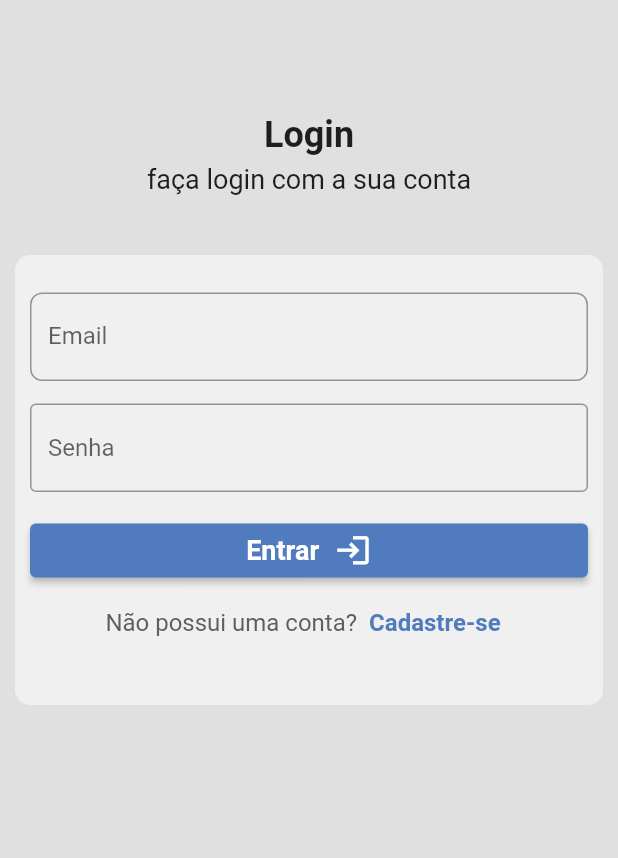
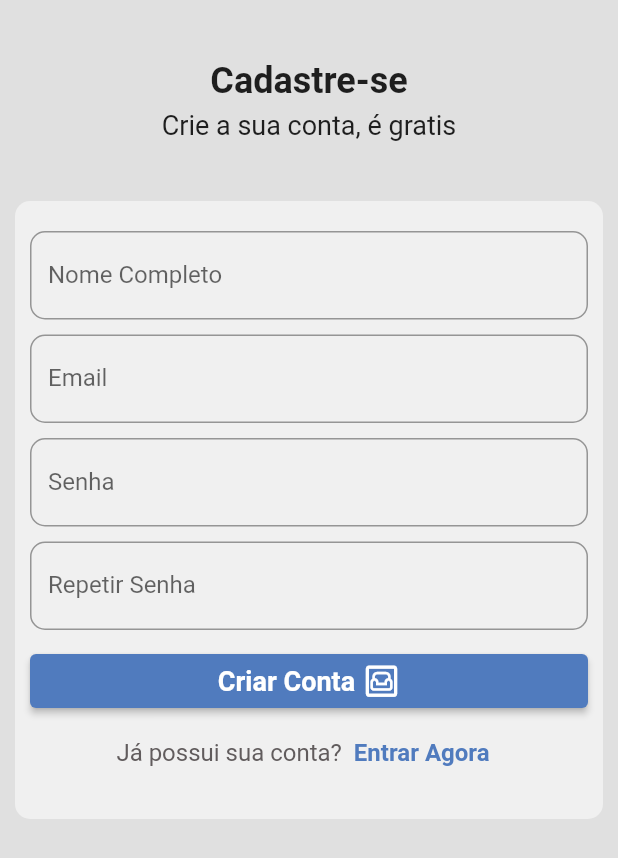
Before and after one commit to manish182003/focus-fitness, a Flutter app: the screen it shows after launch, on a phone screen of 412 x 824 dp. Shown: the top 858 px of the screen. Run offline on Flutter 3.47's test engine with Material 2 defaults, Android fonts, the phone set to English and light mode, and no system bars.

Commit message:
#1 signup page

```diff
--- a/lib/main.dart
+++ b/lib/main.dart
@@ -1,6 +1,8 @@
 import 'package:flutter/material.dart';
 import 'package:focus_fitness/screens/auth/login_page.dart';
+import 'package:focus_fitness/screens/auth/register_page.dart';
 import 'package:focus_fitness/utils/app_colors.dart';
+import 'package:focus_fitness/utils/app_routes.dart';
 
 void main() {
   runApp(const MyApp());
@@ -25,7 +27,12 @@ class MyApp extends StatelessWidget {
         ),
         scaffoldBackgroundColor: AppColors.primary
       ),
-      home: const LoginPage(),
+      home: const RegisterPage(),
+      routes: {
+        AppRoutes.login:(context) => const LoginPage(),
+        AppRoutes.register:(context) => const RegisterPage()
+
+      },
       debugShowCheckedModeBanner: false,
     );
   }
--- a/lib/screens/auth/login_page.dart
+++ b/lib/screens/auth/login_page.dart
@@ -1,5 +1,6 @@
 import 'package:flutter/material.dart';
 import 'package:focus_fitness/utils/app_colors.dart';
+import 'package:focus_fitness/utils/app_routes.dart';
 import 'package:focus_fitness/widgets/auth_text_form_field.dart';
 
 class LoginPage extends StatefulWidget {
@@ -52,7 +53,8 @@ class _LoginPageState extends State<LoginPage> {
           Container(
             width: 400,
             height: 300,
-            margin: const EdgeInsets.only(top: 20, bottom: 20, left: 10, right: 10),
+            margin:
+                const EdgeInsets.only(top: 20, bottom: 20, left: 10, right: 10),
             // color: AppColors.subtitle,
             decoration: BoxDecoration(
                 color: const Color(0xffffffff).withOpacity(0.5),
@@ -68,19 +70,15 @@ class _LoginPageState extends State<LoginPage> {
                     label: 'Email',
                     hintText: 'Digite o seu endereço de email',
                     keyboardType: TextInputType.emailAddress,
-                    validator: (value) {
-
-                    },
-
+                    validator: (value) {},
                   ),
                   const SizedBox(
                     height: 15,
                   ),
-                  TextFormField(
-                    decoration: const InputDecoration(
-                      border: OutlineInputBorder(),
-                      hintText: "Senha",
-                    ),
+                  AuthTextFormField(
+                    label: "Senha",
+                    hintText: "Digite a senha",
+                    validator: (value) {},
                   ),
                   const SizedBox(
                     height: 15,
@@ -92,9 +90,18 @@ class _LoginPageState extends State<LoginPage> {
                     child: Row(
                       mainAxisAlignment: MainAxisAlignment.center,
                       children: [
-                        const Text("Entrar", style: TextStyle(fontSize: 18, fontWeight: FontWeight.bold),),
-                        const SizedBox(width: 10,),
-                        const Icon(Icons.login, size: 25,),
+                        const Text(
+                          "Entrar",
+                          style: TextStyle(
+                              fontSize: 18, fontWeight: FontWeight.bold),
+                        ),
+                        const SizedBox(
+                          width: 10,
+                        ),
+                        const Icon(
+                          Icons.login,
+                          size: 25,
+                        ),
                       ],
                     ),
                   ),
@@ -109,7 +116,9 @@ class _LoginPageState extends State<LoginPage> {
                             fontWeight: FontWeight.normal),
                       ),
                       TextButton(
-                        onPressed: () {},
+                        onPressed: () {
+                          Navigator.of(context).pushNamed(AppRoutes.register, );
+                        },
                         child: const Text(
                           'Cadastre-se',
                           style: TextStyle(
--- /dev/null
+++ b/lib/screens/auth/register_page.dart
@@ -0,0 +1,145 @@
+import 'package:flutter/material.dart';
+import 'package:focus_fitness/utils/app_colors.dart';
+import 'package:focus_fitness/utils/app_routes.dart';
+import 'package:focus_fitness/widgets/auth_text_form_field.dart';
+
+class RegisterPage extends StatefulWidget {
+  const RegisterPage({super.key});
+
+  @override
+  State<RegisterPage> createState() => _RegisterPageState();
+}
+
+class _RegisterPageState extends State<RegisterPage> {
+  @override
+  Widget build(BuildContext context) {
+    return Scaffold(
+      body: SafeArea(
+        child: Column(
+          children: [
+            Container(
+              alignment: Alignment.center,
+              padding: const EdgeInsets.all(20),
+              child: Column(
+                // ignore: prefer_const_literals_to_create_immutables
+                children: [
+                  SizedBox(
+                    height: 20,
+                  ),
+                  const Text(
+                    'Cadastre-se',
+                    style: TextStyle(
+                      fontSize: 24,
+                      fontWeight: FontWeight.bold,
+                    ),
+                  ),
+                  const SizedBox(
+                    height: 5,
+                  ),
+                  const Text(
+                    'Crie a sua conta, é gratis',
+                    style: TextStyle(
+                      fontSize: 18,
+                      fontWeight: FontWeight.normal,
+                    ),
+                  )
+                ],
+              ),
+            ),
+            Container(
+              margin: EdgeInsets.only(left: 10, right: 10, top: 20, bottom: 20),
+              decoration: BoxDecoration(
+                color: const Color(0xffffffff).withOpacity(0.5),
+                borderRadius: BorderRadius.circular(10),
+              ),
+              padding: const EdgeInsets.symmetric(vertical: 20, horizontal: 10),
+              child: Form(
+                child: Column(
+                  children: [
+                    AuthTextFormField(
+                      label: 'Nome Completo',
+                      validator: (value) {},
+                    ),
+                    const SizedBox(
+                      height: 10,
+                    ),
+                    AuthTextFormField(
+                      label: 'Email',
+                      validator: (value) {},
+                    ),
+                    const SizedBox(
+                      height: 10,
+                    ),
+                    AuthTextFormField(
+                      label: 'Senha',
+                      validator: (value) {},
+                    ),
+                    const SizedBox(
+                      height: 10,
+                    ),
+                    AuthTextFormField(
+                      label: 'Repetir Senha',
+                      validator: (value) {},
+                    ),
+                    const SizedBox(
+                      height: 10,
+                    ),
+                    ElevatedButton(
+                      onPressed: () {},
+                      style: ElevatedButton.styleFrom(
+                          backgroundColor: AppColors.swatch4),
+                      child: Row(
+                        mainAxisAlignment: MainAxisAlignment.center,
+                        // ignore: prefer_const_literals_to_create_immutables
+                        children: [
+                          const Text(
+                            'Criar Conta',
+                            style: TextStyle(
+                                fontSize: 18, fontWeight: FontWeight.bold),
+                          ),
+                          const SizedBox(
+                            width: 5,
+                          ),
+                          const Icon(
+                            Icons.living_outlined,
+                            size: 25,
+                          )
+                        ],
+                      ),
+                    ),
+                    Row(
+                      mainAxisAlignment: MainAxisAlignment.center,
+                      children: [
+                        const Text(
+                          'Já possui sua conta?',
+                          style: TextStyle(
+                              color: AppColors.subtitle,
+                              fontSize: 16,
+                              fontWeight: FontWeight.normal),
+                        ),
+                        TextButton(
+                          onPressed: () {
+                            Navigator.of(context).pushNamed(
+                              AppRoutes.login,
+                            );
+                          },
+                          child: const Text(
+                            'Entrar Agora',
+                            style: TextStyle(
+                                color: AppColors.swatch4,
+                                fontSize: 16,
+                                fontWeight: FontWeight.bold),
+                          ),
+                        )
+                      ],
+                    ),
+                  ],
+                ),
+              ),
+            ),
+          ],
+        ),
+      ),
+    );
+  }
+}
--- /dev/null
+++ b/lib/utils/app_routes.dart
@@ -0,0 +1,4 @@
+class AppRoutes {
+  static const String login = 'auth/login';
+  static const String register = 'auth/register';
+}
--- a/lib/widgets/auth_text_form_field.dart
+++ b/lib/widgets/auth_text_form_field.dart
@@ -25,7 +25,7 @@ class AuthTextFormField extends StatelessWidget {
       decoration: InputDecoration(
         label: Text(label),
         border: OutlineInputBorder(
-          borderRadius: BorderRadius.circular(8),
+          borderRadius: BorderRadius.circular(10),
           borderSide: const BorderSide(
             color: AppColors.subtitle,
           ),
```
